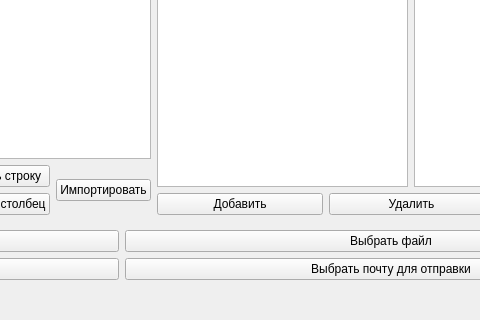
Old version of the form Spammaker.ui in the repository altnightfall/Spammaker; both pictures show x 431 to 911 and y 243 to 563 of the 1106 by 563 pixel window.
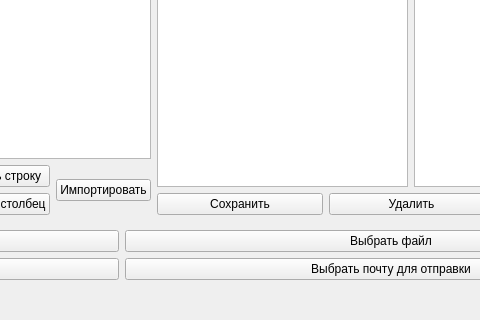
New version of the form.

```diff
--- a/Spammaker.ui
+++ b/Spammaker.ui
@@ -184,7 +184,7 @@
           <item>
            <widget class="QPushButton" name="saveConstToBufferButton">
             <property name="text">
-             <string>Добавить</string>
+             <string>Сохранить</string>
             </property>
            </widget>
           </item>
```
Left out of the diff: 4 changed lines with no effect on the pictures.
